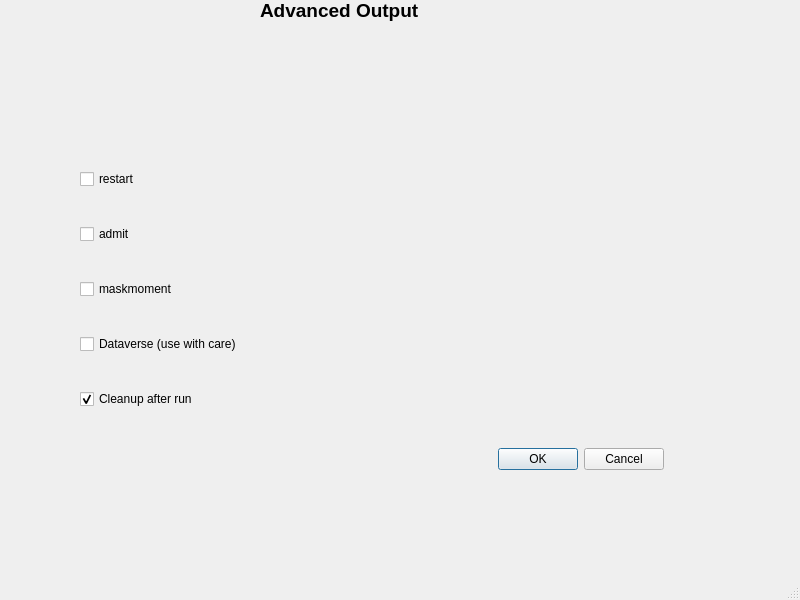
First picture: the form in docs/ui/lmtoy_08_output.ui, repository astroumd/lmtoy, before the edit.
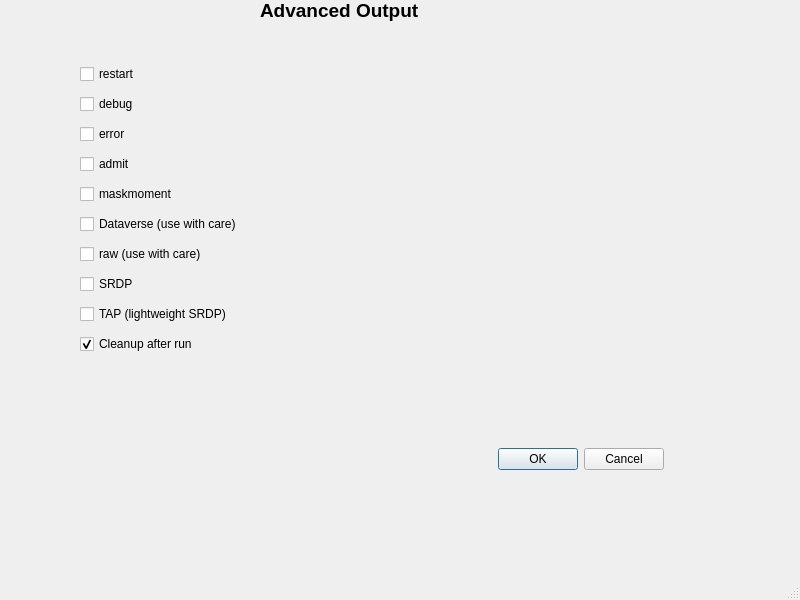
Second picture: the form after the edit.

Commit message: add moer buttons

What changed in the file:
```diff
--- a/docs/ui/lmtoy_08_output.ui
+++ b/docs/ui/lmtoy_08_output.ui
@@ -38,7 +38,7 @@
     <property name="geometry">
      <rect>
       <x>80</x>
-      <y>140</y>
+      <y>60</y>
       <width>207</width>
       <height>301</height>
      </rect>
@@ -51,6 +51,20 @@
        </property>
       </widget>
      </item>
+     <item>
+      <widget class="QCheckBox" name="checkBox_6">
+       <property name="text">
+        <string>debug</string>
+       </property>
+      </widget>
+     </item>
+     <item>
+      <widget class="QCheckBox" name="checkBox_7">
+       <property name="text">
+        <string>error</string>
+       </property>
+      </widget>
+     </item>
      <item>
       <widget class="QCheckBox" name="checkBox_2">
        <property name="text">
@@ -72,6 +86,27 @@
        </property>
       </widget>
      </item>
+     <item>
+      <widget class="QCheckBox" name="checkBox_8">
+       <property name="text">
+        <string>raw (use with care)</string>
+       </property>
+      </widget>
+     </item>
+     <item>
+      <widget class="QCheckBox" name="checkBox_9">
+       <property name="text">
+        <string>SRDP</string>
+       </property>
+      </widget>
+     </item>
+     <item>
+      <widget class="QCheckBox" name="checkBox_10">
+       <property name="text">
+        <string>TAP (lightweight SRDP)</string>
+       </property>
+      </widget>
+     </item>
      <item>
       <widget class="QCheckBox" name="checkBox_4">
        <property name="text">
```
Left out of the diff: 2 changed lines with no effect on the pictures.
